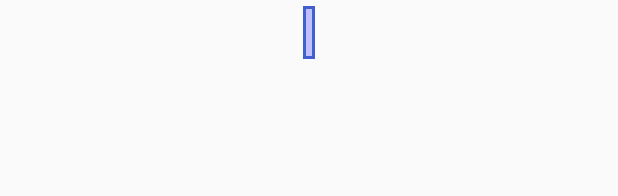
After one commit to EmileLevast/Abyss, an Android app: the layout listview_layout_court.xml on its own in the app's theme, with its tools: preview values and no code run, on a phone screen of 412 x 824 dp. The commit adds this screen. Shown: the top 196 px of the screen. Run offline under Robolectric (Android 15) with nearby library versions, the phone set to English and light mode, and no system bars.

Commit message:
Court GUI added

```diff
--- a/app/src/main/java/fr/emile/abyss/affichage/gestionFragment/fragmentList/ExplorationFrag.kt
+++ b/app/src/main/java/fr/emile/abyss/affichage/gestionFragment/fragmentList/ExplorationFrag.kt
@@ -8,7 +8,7 @@ import fr.emile.abyss.controller
 import fr.emile.abyss.affichage.gestionFragment.CustomFragment
 import fr.emile.abyss.modelClass.Exploration
 
-class ExplorationFrag(val exploration: Exploration):CustomFragment<Exploration>()
+class ExplorationFrag(private val exploration: Exploration):CustomFragment<Exploration>()
 {
     override val idLayoutToInflate: Int= R.layout.frag_layout_exploration
 
--- a/app/src/main/java/fr/emile/abyss/modelClass/Player.kt
+++ b/app/src/main/java/fr/emile/abyss/modelClass/Player.kt
@@ -22,7 +22,7 @@ class Player (var nom:String){
         dejaAcheteExplo=true
     }
 
-    /**Take the [Lord] and add it to the purchased Lords [listLord] , and federate the allie**/
+    /**Take the [lordToBuy] and add it to the purchased Lords [listLord] , and federate the allie**/
     fun buyLord(lordToBuy:Lord,listAllieUsedToBuy:List<Allie>)
     {
         listLord.add(lordToBuy)
--- a/app/src/main/java/fr/emile/abyss/modelClass/gameItems/Lord.kt
+++ b/app/src/main/java/fr/emile/abyss/modelClass/gameItems/Lord.kt
@@ -1,9 +1,9 @@
 package fr.emile.abyss.modelClass.gameItems
 
-class Lord (var FishType: FishType, var nom:String, var imgId:Int, var price:Int,
-            var numberAllieType:Int,var obligedType:FishType) {
+class Lord (var FishType: FishType, var name:String, var imgId:Int, var price:Int,
+            var numberAllieType:Int, var obligedType:FishType) {
 
     override fun toString(): String {
-        return "Lord(FishType=$FishType, nom='$nom', imgId=$imgId, price=$price, numberAllieType=$numberAllieType, obligedType=$obligedType)"
+        return "Lord(FishType=$FishType, name='$name', imgId=$imgId, price=$price, numberAllieType=$numberAllieType, obligedType=$obligedType)"
     }
 }
--- a/app/src/main/res/layout/activity_main.xml
+++ b/app/src/main/res/layout/activity_main.xml
@@ -28,7 +28,7 @@
 
     <Button
             style="@style/AccueilBouton"
-            android:id="@+id/BuyLord"
+            android:id="@+id/courtButton"
             android:layout_width="wrap_content"
             android:layout_height="wrap_content"
             android:text="Buy a Lord"
--- /dev/null
+++ b/app/src/main/res/layout/listview_layout_court.xml
@@ -0,0 +1,13 @@
+<?xml version="1.0" encoding="utf-8"?>
+<LinearLayout xmlns:android="http://schemas.android.com/apk/res/android"
+              android:orientation="vertical"
+              android:layout_width="match_parent"
+              android:layout_height="match_parent">
+
+    <TextView
+            style="@style/viewFragmentRelativeLayout"
+            android:id="@+id/textViewLordCourt"
+            android:layout_gravity="center"
+    />
+
+</LinearLayout>
```
Also changed, not shown: app/src/main/java/fr/emile/abyss/Controller.kt (+13 -3 lines), app/src/main/java/fr/emile/abyss/affichage/GUIView.kt (+17 -4 lines), app/src/main/java/fr/emile/abyss/affichage/gestionFragment/fragmentList/CourtFrag.kt (added, +42 -0 lines), app/src/main/java/fr/emile/abyss/modelClass/Game.kt (+11 -6 lines), app/src/main/java/fr/emile/abyss/modelClass/gameItems/Court.kt (+5 -5 lines), app/src/main/res/layout/frag_layout_court.xml (added, +14 -0 lines).
